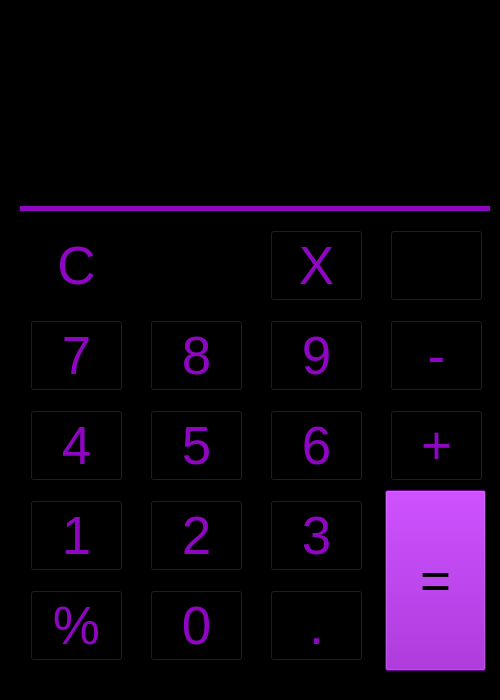
Old version of the form src/model/main.ui in the repository Ad0rableTrooper/Kalculator.
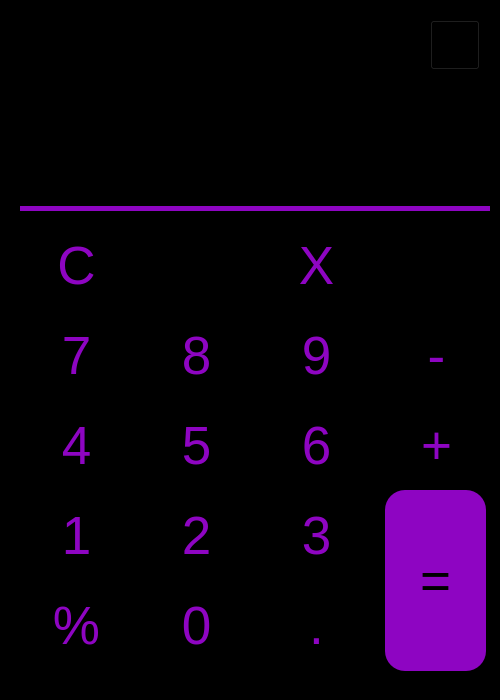
New version of the form. Icons and pictures are not drawn.

Commit message: Compiling UI Files to Python

Diff of the .ui file:
```diff
--- a/src/model/main.ui
+++ b/src/model/main.ui
@@ -38,7 +38,13 @@
      </font>
     </property>
     <property name="styleSheet">
-     <string notr="true">color: #8E05C2;</string>
+     <string notr="true">QPushButton#one{
+	color: #8E05C2;
+	border-radius: 20px;
+}
+QPushButton#one:pressed{
+	background-color: #EEEEEE;
+}</string>
     </property>
     <property name="text">
      <string>1</string>
@@ -62,7 +68,13 @@
      </font>
     </property>
     <property name="styleSheet">
-     <string notr="true">color: #8E05C2;</string>
+     <string notr="true">QPushButton#six{
+	color: #8E05C2;
+	border-radius: 20px;
+}
+QPushButton#six:pressed{
+	background-color: #EEEEEE;
+}</string>
     </property>
     <property name="text">
      <string>6</string>
@@ -111,7 +123,13 @@
      </font>
     </property>
     <property name="styleSheet">
-     <string notr="true">color: #8E05C2;</string>
+     <string notr="true">QPushButton#five{
+	color: #8E05C2;
+	border-radius: 20px;
+}
+QPushButton#five:pressed{
+	background-color: #EEEEEE;
+}</string>
     </property>
     <property name="text">
      <string>5</string>
@@ -168,7 +186,13 @@
      </font>
     </property>
     <property name="styleSheet">
-     <string notr="true">color: #8E05C2;</string>
+     <string notr="true">QPushButton#two{
+	color: #8E05C2;
+	border-radius: 20px;
+}
+QPushButton#two:pressed{
+	background-color: #EEEEEE;
+}</string>
     </property>
     <property name="text">
      <string>2</string>
@@ -192,7 +216,13 @@
      </font>
     </property>
     <property name="styleSheet">
-     <string notr="true">color: #8E05C2;</string>
+     <string notr="true">QPushButton#four{
+	color: #8E05C2;
+	border-radius: 20px;
+}
+QPushButton#four:pressed{
+	background-color: #EEEEEE;
+}</string>
     </property>
     <property name="text">
      <string>4</string>
@@ -216,7 +246,13 @@
      </font>
     </property>
     <property name="styleSheet">
-     <string notr="true">color: #8E05C2;</string>
+     <string notr="true">QPushButton#three{
+	color: #8E05C2;
+	border-radius: 20px;
+}
+QPushButton#three:pressed{
+	background-color: #EEEEEE;
+}</string>
     </property>
     <property name="text">
      <string>3</string>
@@ -240,7 +276,13 @@
      </font>
     </property>
     <property name="styleSheet">
-     <string notr="true">color: #8E05C2;</string>
+     <string notr="true">QPushButton#zero{
+	color: #8E05C2;
+	border-radius: 20px;
+}
+QPushButton#zero:pressed{
+	background-color: #EEEEEE;
+}</string>
     </property>
     <property name="text">
      <string>0</string>
@@ -267,6 +309,7 @@
      <string notr="true">QPushButton#equals {
 	background-color: #8E05C2;
 	color: #000000;
+	border-radius: 20px;
 }
 QPushButton#equals:pressed {
 	color: #8E05C2;
@@ -295,7 +338,13 @@
      </font>
     </property>
     <property name="styleSheet">
-     <string notr="true">color: #8E05C2;</string>
+     <string notr="true">QPushButton#mod{
+	color: #8E05C2;
+	border-radius: 20px;
+}
+QPushButton#mod:pressed{
+	background-color: #EEEEEE;
+}</string>
     </property>
     <property name="text">
      <string>%</string>
@@ -316,7 +365,13 @@
      </font>
     </property>
     <property name="styleSheet">
-     <string notr="true">color: #8E05C2;</string>
+     <string notr="true">QPushButton#deci{
+	color: #8E05C2;
+	border-radius: 20px;
+}
+QPushButton#deci:pressed{
+	background-color: #EEEEEE;
+}</string>
     </property>
     <property name="text">
      <string>.</string>
@@ -340,7 +395,13 @@
      </font>
     </property>
     <property name="styleSheet">
-     <string notr="true">color: #8E05C2;</string>
+     <string notr="true">QPushButton#mul{
+	color: #8E05C2;
+	border-radius: 20px;
+}
+QPushButton#mul:pressed{
+	background-color: #EEEEEE;
+}</string>
     </property>
     <property name="text">
      <string>X</string>
@@ -359,7 +420,13 @@
      </rect>
     </property>
     <property name="styleSheet">
-     <string notr="true">image: url(:/data/res/backspace-arrow.png);</string>
+     <string notr="true">QPushButton#delete_2{
+	image: url(:/data/res/backspace-arrow.png);
+	border-radius: 20px;
+}
+QPushButton#delete_2:pressed{
+	background-color: #EEEEEE;
+}</string>
     </property>
     <property name="text">
      <string/>
@@ -383,7 +450,13 @@
      </font>
     </property>
     <property name="styleSheet">
-     <string notr="true">color: #8E05C2;</string>
+     <string notr="true">QPushButton#add{
+	color: #8E05C2;
+	border-radius: 20px;
+}
+QPushButton#add:pressed{
+	background-color: #EEEEEE;
+}</string>
     </property>
     <property name="text">
      <string>+</string>
@@ -407,7 +480,13 @@
      </font>
     </property>
     <property name="styleSheet">
-     <string notr="true">color: #8E05C2;</string>
+     <string notr="true">QPushButton#seven{
+	color: #8E05C2;
+	border-radius: 20px;
+}
+QPushButton#seven:pressed{
+	background-color: #EEEEEE;
+}</string>
     </property>
     <property name="text">
      <string>7</string>
@@ -431,7 +510,13 @@
      </font>
     </property>
     <property name="styleSheet">
-     <string notr="true">color: #8E05C2;</string>
+     <string notr="true">QPushButton#nine{
+	color: #8E05C2;
+	border-radius: 20px;
+}
+QPushButton#nine:pressed{
+	background-color: #EEEEEE;
+}</string>
     </property>
     <property name="text">
      <string>9</string>
@@ -455,7 +540,13 @@
      </font>
     </property>
     <property name="styleSheet">
-     <string notr="true">color: #8E05C2;</string>
+     <string notr="true">QPushButton#sub{
+	color: #8E05C2;	
+	border-radius: 20px;
+}
+QPushButton#sub:pressed{
+	background-color: #EEEEEE;	
+}</string>
     </property>
     <property name="text">
      <string>-</string>
@@ -479,7 +570,13 @@
      </font>
     </property>
     <property name="styleSheet">
-     <string notr="true">color: #8E05C2;</string>
+     <string notr="true">QPushButton#eight{
+	color: #8E05C2;
+	border-radius: 20px;
+}
+QPushButton#eight:pressed{
+	background-color: #EEEEEE;
+}</string>
     </property>
     <property name="text">
      <string>8</string>
@@ -518,6 +615,30 @@
      <set>Qt::AlignRight|Qt::AlignTrailing|Qt::AlignVCenter</set>
     </property>
    </widget>
+   <widget class="QPushButton" name="info">
+    <property name="geometry">
+     <rect>
+      <x>430</x>
+      <y>20</y>
+      <width>50</width>
+      <height>50</height>
+     </rect>
+    </property>
+    <property name="styleSheet">
+     <string notr="true">QPushButton#info{
+	image: url(:/data/res/information.png);
+}
+QPushButton#info:pressed{
+	background-color: #EEEEEE;
+}</string>
+    </property>
+    <property name="text">
+     <string/>
+    </property>
+    <property name="shortcut">
+     <string>Ctrl+I</string>
+    </property>
+   </widget>
   </widget>
  </widget>
  <resources>
```
Left out of the diff: 2 changed lines with no effect on the pictures. The commit also changes 7 other files.
